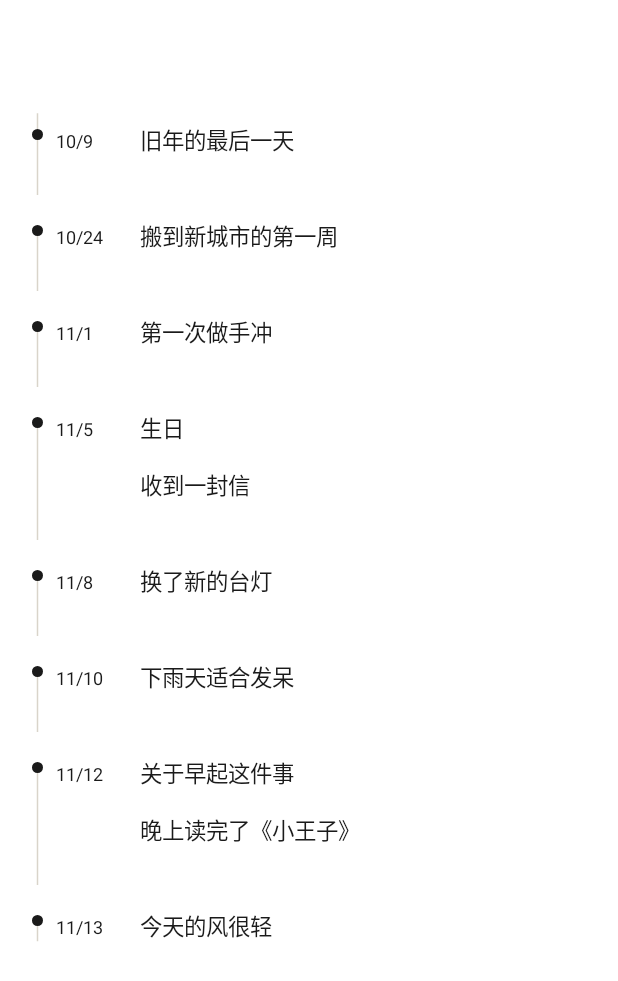
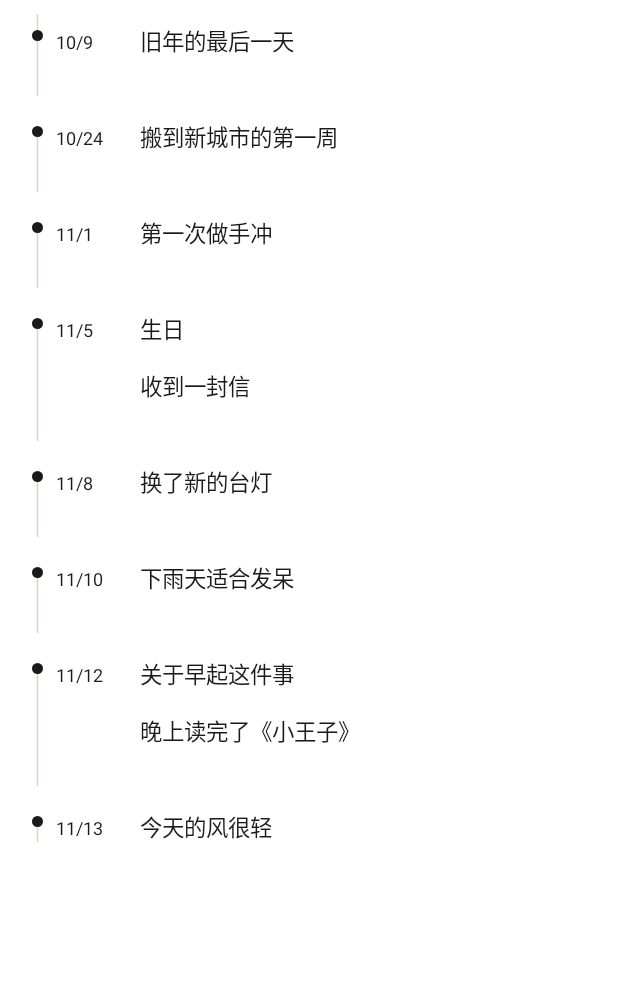
Before and after one commit to Lacrimosa0917/Staria, an Android app built with Jetpack Compose: the composable TimeScreen shown on its own in the app's theme, on a phone screen of 412 x 824 dp. Shown: the top 981 px of the screen. Run offline under Robolectric (Android 15) with nearby library versions, the phone set to English and light mode, and no system bars; Roboto replaces fonts that are not available here.

Commit message:
fix: 滚动首尾留白改为按真实窗口 inset 计算
原先用编译期常量（44dp / 58dp + 间距）估算避开悬浮层，
但头像和底栏自身带 statusBarsPadding、systemBarsPadding，
实际占位比常量更大，卡片仍会压到它们身上。

改为：
- 新增 ContentInsets + LocalContentInsets，由根布局在运行时
  用 WindowInsets.systemBars 的 top/bottom 加上控件尺寸算出
- 顶部 = 状态栏 + 头像上间距 + 头像直径 + 缝隙
- 底部 = 底栏高度 + 下间距 + 导航栏 + 缝隙
- 纸条页、时间页从 CompositionLocal 消费，不再引用写死的常量
- 时间页轴线起笔位置同步改用运行时值，保证与第一组对齐

```diff
--- /dev/null
+++ b/app/src/main/kotlin/com/lacrimosa/staria/ui/component/ContentInsets.kt
@@ -0,0 +1,36 @@
+package com.lacrimosa.staria.ui.component
+
+import androidx.compose.runtime.compositionLocalOf
+import androidx.compose.ui.unit.Dp
+import androidx.compose.ui.unit.dp
+
+/**
+ * 内容层需要避让的上下留白。
+ *
+ * 上下栏是悬浮层，但计算留白时必须把**系统栏**也算进去：
+ * 头像与底栏自身带 statusBarsPadding / systemBarsPadding，
+ * 只按控件高度加间距会短一截，卡片仍会压到它们身上。
+ *
+ * 由根布局在运行时按真实窗口 inset 计算后提供，
+ * 页面只消费，不再自己写死常量。
+ */
+data class ContentInsets(
+    /** 滚到最上方时，首项相对屏幕顶部的起始偏移。 */
+    val top: Dp = 0.dp,
+    /** 滚到最下方时，末项相对屏幕底部的结束偏移。 */
+    val bottom: Dp = 0.dp,
+)
+
+val LocalContentInsets = compositionLocalOf { ContentInsets() }
+
+/** 头像直径。根布局用它换算顶部留白，页面不要单独引用。 */
+val AvatarSize: Dp = 44.dp
+
+/** 头像距状态栏的下方间距。 */
+val AvatarTopPadding: Dp = 14.dp
+
+/** 悬浮底栏距屏幕（含导航栏）的下方间距。 */
+val BarBottomPadding: Dp = 18.dp
+
+/** 首尾内容与悬浮控件之间再留一点呼吸感。 */
+val ScrollEdgeGap: Dp = 8.dp
--- a/app/src/main/kotlin/com/lacrimosa/staria/ui/component/StariaBottomBar.kt
+++ b/app/src/main/kotlin/com/lacrimosa/staria/ui/component/StariaBottomBar.kt
@@ -83,23 +83,6 @@ val BarSidePadding = 20.dp
 
 /** 底栏总高度。 */
 val BarHeight: Dp = CapsuleHeight
-
-/**
- * 可滚动列表末尾的留白。
- *
- * 上下栏是悬浮层，内容滚动时会从它们下方穿过（这是想要的效果）；
- * 但滚到底部时最后一项必须停在底栏上方，否则会被永久盖住。
- * 所以只在**列表末尾**加这段留白，而不是给整个内容区加 padding。
- */
-val ScrollEndInset: Dp = CapsuleHeight + 18.dp + 8.dp
-
-/**
- * 可滚动列表开头的留白。
- *
- * 与 [ScrollEndInset] 对称：滚到最上方时第一项停在悬浮头像下方，
- * 中途滚动时仍可从头像下方穿过。取值 = 头像直径 + 上下间距。
- */
-val ScrollStartInset: Dp = 44.dp + 14.dp + 8.dp
 
 /**
  * 底栏第一个页面按键的圆心相对屏幕左缘的横向偏移。
--- a/app/src/main/kotlin/com/lacrimosa/staria/ui/time/TimeScreen.kt
+++ b/app/src/main/kotlin/com/lacrimosa/staria/ui/time/TimeScreen.kt
@@ -36,6 +36,7 @@ import androidx.compose.ui.input.pointer.PointerEventPass
 import androidx.compose.ui.input.pointer.PointerEventType
 import androidx.compose.ui.input.pointer.pointerInput
 import androidx.compose.ui.layout.onSizeChanged
+import androidx.compose.ui.platform.LocalDensity
 import androidx.compose.ui.text.style.TextAlign
 import androidx.compose.ui.unit.dp
 import androidx.compose.ui.unit.sp
@@ -44,8 +45,7 @@ import com.lacrimosa.staria.data.DiaryGroup
 import com.lacrimosa.staria.data.SampleData
 import com.lacrimosa.staria.ui.component.ActionTooltip
 import com.lacrimosa.staria.ui.component.BarSidePadding
-import com.lacrimosa.staria.ui.component.ScrollEndInset
-import com.lacrimosa.staria.ui.component.ScrollStartInset
+import com.lacrimosa.staria.ui.component.LocalContentInsets
 import com.lacrimosa.staria.ui.component.DestructiveRed
 import com.lacrimosa.staria.ui.component.TooltipAction
 import com.lacrimosa.staria.ui.component.navFirstItemLeftX
@@ -85,11 +85,9 @@ private val DateTextFormatter: DateTimeFormatter =
 private val DotTop = 20.dp
 
 /**
- * 内容顶部留白，轴线起笔位置要与之对齐。
- *
- * 滚到最上方时第一组停在悬浮头像下方；中途滚动可从其下方穿过。
+ * 内容顶部留白在运行时从 [LocalContentInsets] 取，
+ * 轴线起笔位置要与之对齐，所以不能再写成编译期常量。
  */
-private val ContentTopPad = ScrollStartInset
 
 /**
  * 时间（日记查看页）。
@@ -168,6 +166,10 @@ fun TimeScreen(
         // 不用 IntrinsicSize + fillMaxHeight：那会把行撑高，导致节点稀疏。
         val groupHeights = remember(groups) { mutableStateListOf<Int>() }
 
+        // 顶部留白从根布局提供的真实 inset 取，轴线起笔要与之对齐
+        val insets = LocalContentInsets.current
+        val topPadPx = with(LocalDensity.current) { insets.top.toPx() }
+
         Column(modifier = Modifier.fillMaxSize()) {
             // 不足一屏时上方留白，效果即「从上方截断」（底部对齐）
             Spacer(modifier = Modifier.weight(1f))
@@ -181,7 +183,7 @@ fun TimeScreen(
                     val dotCenterOffset = DotTop.toPx() + 3.5.dp.toPx()
                     val capPx = 14.dp.toPx()
 
-                    var cursor = ContentTopPad.toPx()
+                    var cursor = topPadPx
                     groupHeights.forEachIndexed { index, groupHeight ->
                         val dotY = cursor + dotCenterOffset
                         val isFirst = index == 0
@@ -225,7 +227,7 @@ fun TimeScreen(
                             }
                         },
                 ) {
-                    Spacer(Modifier.height(ContentTopPad))
+                    Spacer(Modifier.height(insets.top))
 
                     groups.forEachIndexed { index, group ->
                         Box(
@@ -267,7 +269,7 @@ fun TimeScreen(
                     }
 
                     // 滚到底时最后一组停在悬浮底栏上方
-                    Spacer(Modifier.height(ScrollEndInset))
+                    Spacer(Modifier.height(insets.bottom))
                 }
             }
         }
```
Also changed, not shown: app/src/main/kotlin/com/lacrimosa/staria/ui/StariaApp.kt (+31 -0 lines), app/src/main/kotlin/com/lacrimosa/staria/ui/paper/PaperScreen.kt (+7 -8 lines).
